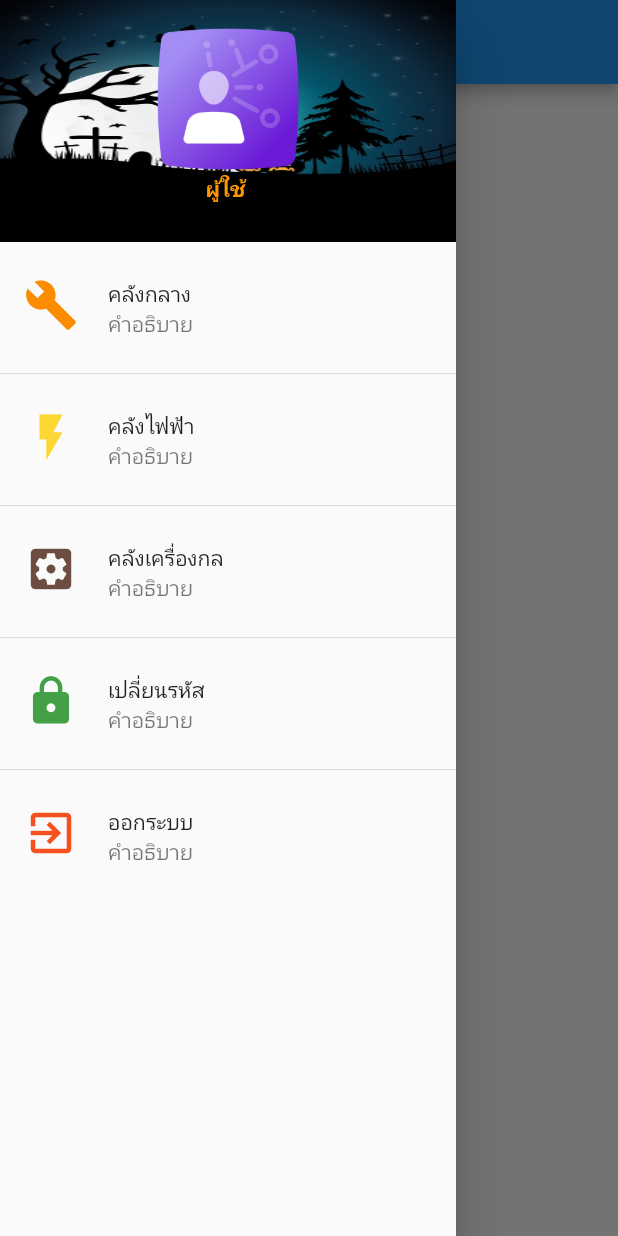
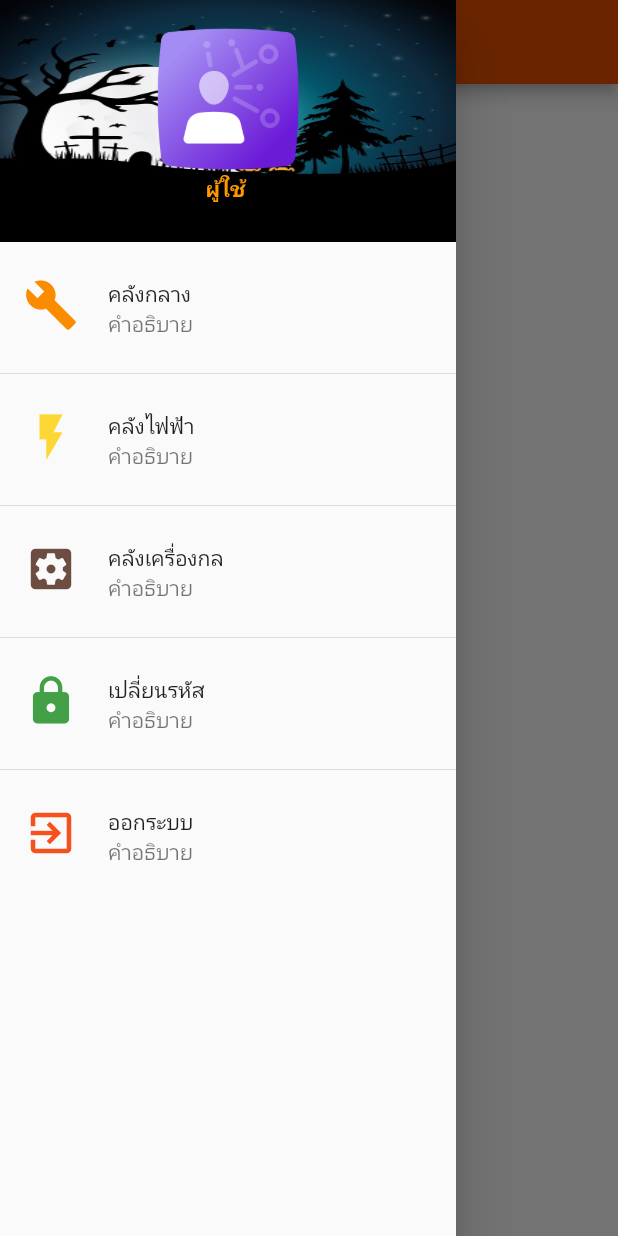
Before and after one commit to boss959595/DBPapp, a Flutter app: the Store screen opened directly, with the side drawer open, on a phone screen of 412 x 824 dp. Run offline on Flutter 3.47's test engine with Material 2 defaults, Android fonts, the phone set to English and light mode, and no system bars; our stand-ins replace shared_preferences; accounts and stored records are empty; network calls fail.

Commit message:
Finish 29 oct

```diff
--- /dev/null
+++ b/lib/screens/main_store.dart
@@ -0,0 +1,8 @@
+import 'package:flutter/material.dart';
+
+class MainStore extends StatelessWidget {
+  @override
+  Widget build(BuildContext context) {
+    return Text('This is main store');
+  }
+}
--- a/lib/screens/store.dart
+++ b/lib/screens/store.dart
@@ -2,6 +2,7 @@ import 'dart:convert';
 
 import 'package:dbpapp/models/user_accout.dart';
 import 'package:dbpapp/models/user_model.dart';
+import 'package:dbpapp/screens/main_store.dart';
 import 'package:dbpapp/screens/my_style.dart';
 import 'package:flutter/material.dart';
 import 'package:http/http.dart';
@@ -19,6 +20,9 @@ class _StoreState extends State<Store> {
   UserAccoutModel _userAccoutModel;
   String loginString = '';
   UserModel userModel;
+  List<String> titleAppBars = ['คลังกลาง','คลังไฟฟ้า','คลังเครื่องกล'];
+  int indexTitleAppBars =0;
+  Widget currentWiget = MainStore();
 
   // Method
   void closeDrawer() {
@@ -43,6 +47,9 @@ class _StoreState extends State<Store> {
       title: Text('คลังกลาง'),
       subtitle: Text('คำอธิบาย'),
       onTap: () {
+        setState(() {
+         indexTitleAppBars = 0;
+        });
         closeDrawer();
       },
     );
@@ -58,6 +65,9 @@ class _StoreState extends State<Store> {
       title: Text('คลังไฟฟ้า'),
       subtitle: Text('คำอธิบาย'),
       onTap: () {
+        setState(() {
+         indexTitleAppBars=1;
+        });
         closeDrawer();
       },
     );
@@ -73,6 +83,9 @@ class _StoreState extends State<Store> {
       title: Text('คลังเครื่องกล'),
       subtitle: Text('คำอธิบาย'),
       onTap: () {
+        setState(() {
+         indexTitleAppBars=2;
+        });
         closeDrawer();
       },
     );
@@ -189,10 +202,10 @@ class _StoreState extends State<Store> {
   @override
   Widget build(BuildContext context) {
     return Scaffold(
-      appBar: AppBar(
-        title: Text('Store'),
+      appBar: AppBar(backgroundColor: MyStyle().textColor,
+        title: Text(titleAppBars[indexTitleAppBars]),
       ),
-      body: Text('body'),
+      body: currentWiget,
       drawer: showDrawer(),
     );
   }
```
